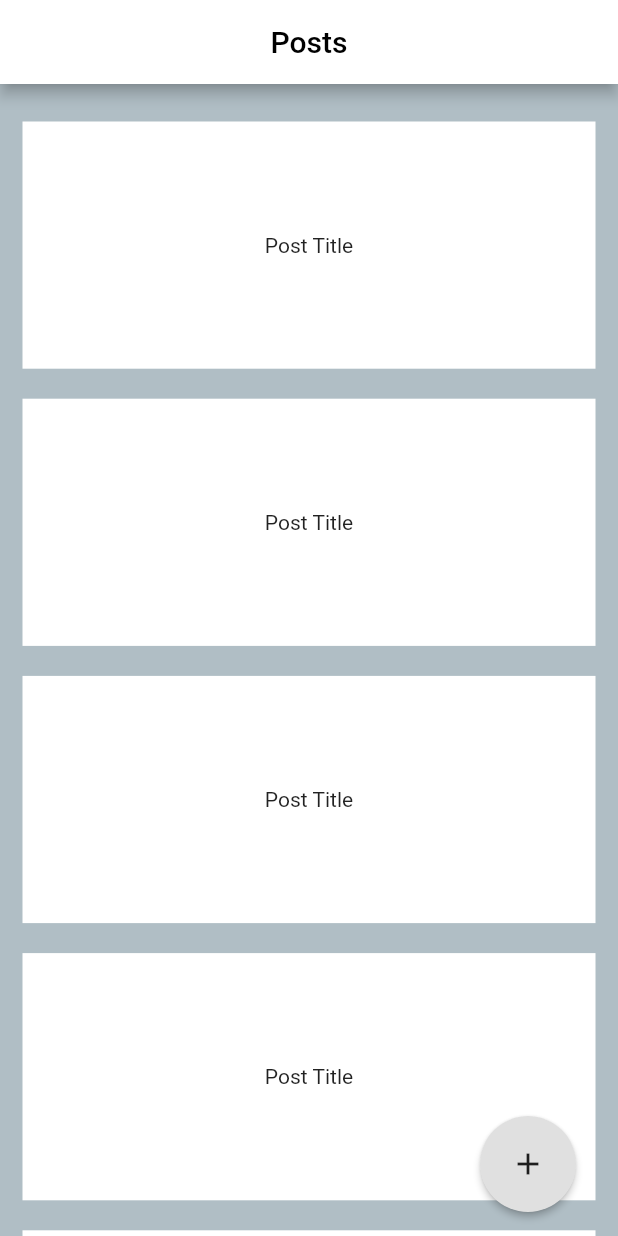
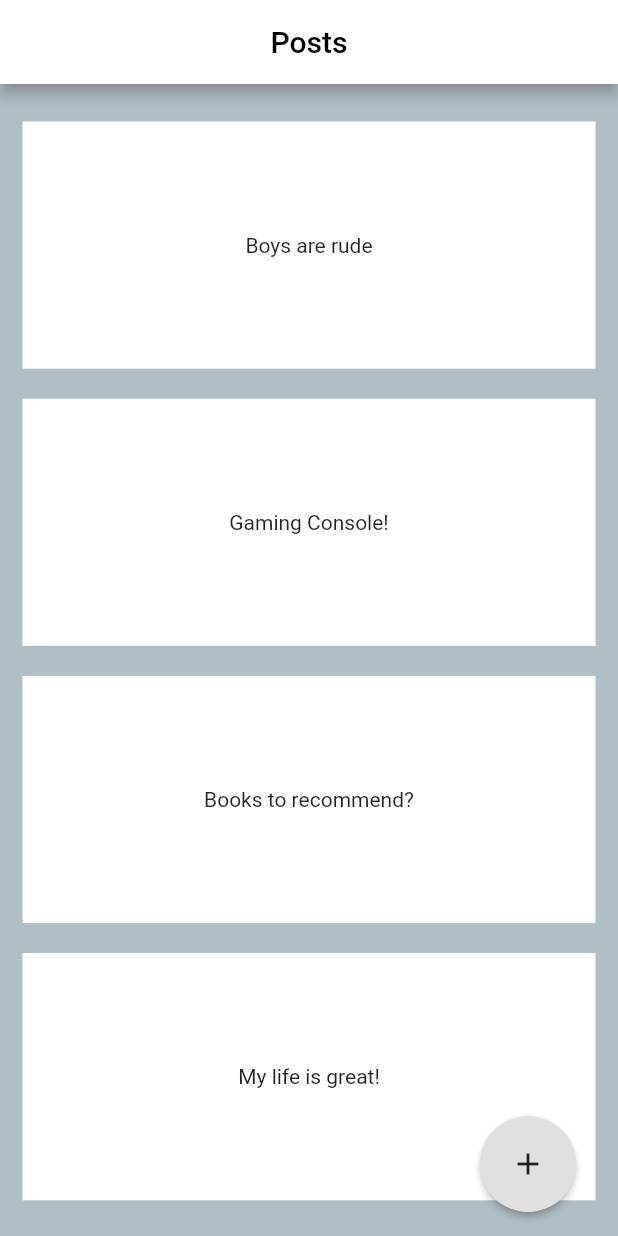
Before and after one commit to Airamentis/CRUDSocialMediaApp, a Flutter app: the screen it shows after launch, on a phone screen of 412 x 824 dp. Run offline on Flutter 3.47's test engine with Material 2 defaults, Android fonts, the phone set to English and light mode, and no system bars; our stand-ins replace bloc, flutter_bloc, get_it, hive, hive_flutter, injectable; accounts and stored records are empty.

Commit message:
added dummy data for posts/added posts bloc/ connected dummy data to displaying posts

```diff
--- a/lib/domain/classes/posts/posts.dart
+++ b/lib/domain/classes/posts/posts.dart
@@ -1,27 +1,25 @@
 import 'dart:convert';
 
-import 'package:flutter/cupertino.dart';
-
 class Post {
-  final String userId;
-  final String id;
+  final int userID;
+  final int id;
   final String title;
   final String body;
   Post({
-    @required this.userId,
-    @required this.id,
-    @required this.title,
-    @required this.body,
+    this.userID,
+    this.id,
+    this.title,
+    this.body,
   });
 
   Post copyWith({
-    String userId,
-    String id,
+    int userId,
+    int id,
     String title,
     String body,
   }) {
     return Post(
-      userId: userId ?? this.userId,
+      userID: userId ?? this.userID,
       id: id ?? this.id,
       title: title ?? this.title,
       body: body ?? this.body,
@@ -30,7 +28,7 @@ class Post {
 
   Map<String, dynamic> toMap() {
     return {
-      'userId': userId,
+      'userId': userID,
       'id': id,
       'title': title,
       'body': body,
@@ -41,7 +39,7 @@ class Post {
     if (map == null) return null;
 
     return Post(
-      userId: map['userId'],
+      userID: map['userId'],
       id: map['id'],
       title: map['title'],
       body: map['body'],
@@ -54,18 +52,18 @@ class Post {
 
   @override
   String toString() {
-    return 'Post(userId: $userId, id: $id, title: $title, body: $body)';
+    return 'Post(userId: $userID, id: $id, title: $title, body: $body)';
   }
 
   @override
   bool operator ==(Object o) {
     if (identical(this, o)) return true;
 
-    return o is Post && o.userId == userId && o.id == id && o.title == title && o.body == body;
+    return o is Post && o.userID == userID && o.id == id && o.title == title && o.body == body;
   }
 
   @override
   int get hashCode {
-    return userId.hashCode ^ id.hashCode ^ title.hashCode ^ body.hashCode;
+    return userID.hashCode ^ id.hashCode ^ title.hashCode ^ body.hashCode;
   }
 }
--- a/lib/presentation/blocs/post_screen/post_screen_bloc.dart
+++ b/lib/presentation/blocs/post_screen/post_screen_bloc.dart
@@ -1,5 +1,6 @@
 import 'dart:async';
 
+import 'package:TestSocialMediaApp/domain/classes/posts/posts.dart';
 import 'package:TestSocialMediaApp/infrastructure/template/entity.dart';
 import 'package:TestSocialMediaApp/infrastructure/template/repo.dart';
 import 'package:bloc/bloc.dart';
@@ -9,10 +10,43 @@ import 'package:meta/meta.dart';
 part 'post_screen_event.dart';
 part 'post_screen_state.dart';
 
+List<Post> examplePosts = [
+  Post(
+    userID: 1,
+    id: 1,
+    title: 'Boys are rude',
+    body: 'How can boys be such jerks??',
+  ),
+  Post(
+    userID: 3,
+    id: 2,
+    title: 'Gaming Console!',
+    body: 'Look at this new console I bought!',
+  ),
+  Post(
+    userID: 1,
+    id: 3,
+    title: 'Books to recommend?',
+    body: 'I\'m looking for a new book to read, any recommendations?',
+  ),
+  Post(
+    userID: 4,
+    id: 4,
+    title: 'My life is great!',
+    body: 'read the title ^',
+  ),
+];
+
 @injectable
 class PostScreenBloc extends Bloc<PostScreenEvent, PostScreenState> {
   final ITemplateRepo _templateRepo;
-  PostScreenBloc(@Named.from(TemplateEntity) this._templateRepo) : super(PostScreenInitial());
+  PostScreenBloc(@Named.from(TemplateEntity) this._templateRepo)
+      : super(
+          PostScreenInitial(
+            //TODO change once connected
+            posts: examplePosts,
+          ),
+        );
 
   @override
   Stream<PostScreenState> mapEventToState(
@@ -22,14 +56,20 @@ class PostScreenBloc extends Bloc<PostScreenEvent, PostScreenState> {
       await _templateRepo.save('morgan');
       await _templateRepo.delete(true);
       await _templateRepo.getAll();
-      yield PostScreenInitial();
+      yield PostScreenInitial(
+        //TODO change once connected
+        posts: examplePosts,
+      );
     } else if (event is PostCardPressed) {
       print(event.postID);
     } else if (event is CreatePostPressed) {
       print(state);
       yield CreatePostInital();
     } else if (event is CreatePostClosed) {
-      yield PostScreenInitial();
+      yield PostScreenInitial(
+        //TODO change once connected
+        posts: examplePosts,
+      );
     }
   }
 }
--- a/lib/presentation/blocs/post_screen/post_screen_state.dart
+++ b/lib/presentation/blocs/post_screen/post_screen_state.dart
@@ -3,7 +3,11 @@ part of 'post_screen_bloc.dart';
 @immutable
 abstract class PostScreenState {}
 
-class PostScreenInitial extends PostScreenState {}
+class PostScreenInitial extends PostScreenState {
+  final List<Post> posts;
+
+  PostScreenInitial({@required this.posts});
+}
 
 class ViewPostInitial extends PostScreenState {}
 
--- /dev/null
+++ b/lib/presentation/blocs/posts/posts_bloc.dart
@@ -0,0 +1,28 @@
+import 'dart:async';
+
+import 'package:TestSocialMediaApp/domain/classes/posts/posts.dart';
+import 'package:bloc/bloc.dart';
+import 'package:injectable/injectable.dart';
+import 'package:meta/meta.dart';
+
+part 'posts_event.dart';
+part 'posts_state.dart';
+
+List examplePosts = [
+  Post(userID: null, id: null, title: null, body: null),
+  Post(userID: null, id: null, title: null, body: null),
+  Post(userID: null, id: null, title: null, body: null),
+  Post(userID: null, id: null, title: null, body: null),
+];
+
+@injectable
+class PostsBloc extends Bloc<PostsEvent, PostsState> {
+  PostsBloc() : super(PostsInitial());
+
+  @override
+  Stream<PostsState> mapEventToState(
+    PostsEvent event,
+  ) async* {
+    // TODO: implement mapEventToState
+  }
+}
--- /dev/null
+++ b/lib/presentation/blocs/posts/posts_event.dart
@@ -0,0 +1,4 @@
+part of 'posts_bloc.dart';
+
+@immutable
+abstract class PostsEvent {}
--- /dev/null
+++ b/lib/presentation/blocs/posts/posts_state.dart
@@ -0,0 +1,6 @@
+part of 'posts_bloc.dart';
+
+@immutable
+abstract class PostsState {}
+
+class PostsInitial extends PostsState {}
--- a/lib/presentation/screens/posts/components/post_screen.dart
+++ b/lib/presentation/screens/posts/components/post_screen.dart
@@ -1,13 +1,17 @@
+import 'package:TestSocialMediaApp/domain/classes/posts/posts.dart';
+import 'package:flutter/material.dart';
+import 'package:flutter_bloc/flutter_bloc.dart';
+
 import 'package:TestSocialMediaApp/presentation/blocs/post_screen/post_screen_bloc.dart';
 import 'package:TestSocialMediaApp/presentation/screens/posts/post_screen_main.dart';
-import 'package:flutter/material.dart';
-import 'package:flutter_bloc/flutter_bloc.dart';
 
 import 'posts.dart';
 
 class PostScreen extends StatelessWidget {
+  final List<Post> postData;
   const PostScreen({
     Key key,
+    @required this.postData,
   }) : super(key: key);
 
   @override
@@ -25,7 +29,7 @@ class PostScreen extends StatelessWidget {
           ),
         ),
       ),
-      body: buildPosts(context),
+      body: buildPosts(context: context, postData: postData),
       floatingActionButton: RaisedButton(
         padding: const EdgeInsets.all(20),
         onPressed: () {
--- a/lib/presentation/screens/posts/components/posts.dart
+++ b/lib/presentation/screens/posts/components/posts.dart
@@ -1,24 +1,31 @@
+import 'package:TestSocialMediaApp/domain/classes/posts/posts.dart';
 import 'package:TestSocialMediaApp/infrastructure/injection/injection.dart';
 import 'package:TestSocialMediaApp/presentation/blocs/post_screen/post_screen_bloc.dart';
 import 'package:flutter/material.dart';
 import 'package:TestSocialMediaApp/presentation/widgets/post_display_widget.dart';
 
-Widget buildPosts(BuildContext context) {
+Widget buildPosts({
+  BuildContext context,
+  @required List<Post> postData,
+}) {
   return ListView.builder(
     padding: const EdgeInsets.symmetric(vertical: 15.0),
     addAutomaticKeepAlives: true,
+    itemCount: postData.length,
     itemBuilder: (context, index) {
       return PostDisplayCard(
+        id: postData[index].id,
+        userID: postData[index].userID,
+        title: postData[index].title,
         onTap: () {
           getIt<PostScreenBloc>()
             ..add(
               PostCardPressed(
-                postID: index + 1,
+                postID: postData[index].id,
               ),
             );
         },
       );
     },
-    itemCount: 5,
   );
 }
--- a/lib/presentation/screens/posts/post_screen_main.dart
+++ b/lib/presentation/screens/posts/post_screen_main.dart
@@ -24,8 +24,15 @@ class _PostScreenMainState extends State<PostScreenMain> {
 
           if (state is CreatePostInital) {
             return CreatePostMain();
-          } else
-            return PostScreen();
+          } else if (state is PostScreenInitial) {
+            return PostScreen(
+              postData: state.posts,
+            );
+          } else {
+            return PostScreen(
+              postData: [],
+            );
+          }
         },
       ),
     );
--- a/lib/presentation/widgets/post_display_widget.dart
+++ b/lib/presentation/widgets/post_display_widget.dart
@@ -2,10 +2,16 @@ import 'package:flutter/material.dart';
 
 class PostDisplayCard extends StatelessWidget {
   final Function onTap;
+  final String title;
+  final int id;
+  final int userID;
 
   const PostDisplayCard({
     Key key,
     @required this.onTap,
+    @required this.title,
+    @required this.id,
+    @required this.userID,
   }) : super(key: key);
 
   @override
@@ -18,9 +24,7 @@ class PostDisplayCard extends StatelessWidget {
           color: Colors.white,
           width: MediaQuery.of(context).size.width * .75,
           height: MediaQuery.of(context).size.height * .20,
-          child: Center(
-            child: Text('Post Title'),
-          ),
+          child: Center(child: Text(title)),
         ),
       ),
     );
```
Also changed, not shown: lib/infrastructure/injection/injection.config.dart.
